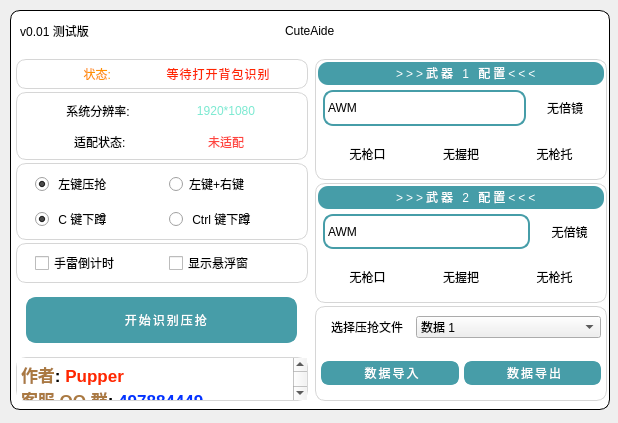
This is views/home.ui in Pupper0601/CuteAide as Qt 5 draws it before an edit. The edited form follows.
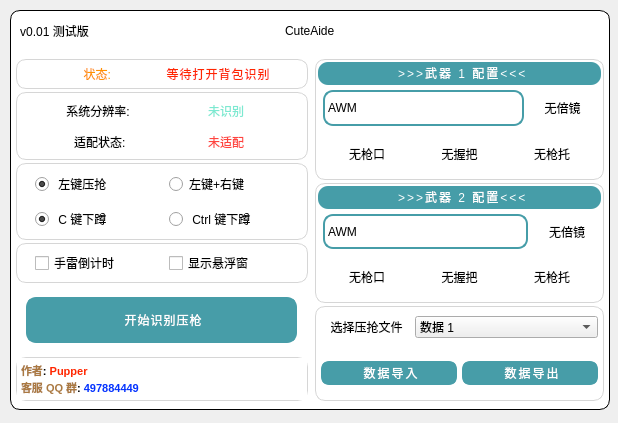
This is the edited form. Icons and pictures are not drawn.

```diff
--- a/views/home.ui
+++ b/views/home.ui
@@ -257,7 +257,7 @@
           </property>
           <layout class="QHBoxLayout" name="horizontalLayout_6">
            <property name="spacing">
-            <number>-1</number>
+            <number>6</number>
            </property>
            <property name="leftMargin">
             <number>12</number>
@@ -667,12 +667,12 @@
                    </property>
                    <property name="styleSheet">
                     <string notr="true">#label_2{
-	font: 700 18pt;
+	font: 700 16pt;
 	color: rgb(124, 233, 209)
 }</string>
                    </property>
                    <property name="text">
-                    <string>1920*1080</string>
+                    <string>未识别</string>
                    </property>
                    <property name="alignment">
                     <set>Qt::AlignmentFlag::AlignCenter</set>
@@ -775,7 +775,7 @@
                    </property>
                    <property name="styleSheet">
                     <string notr="true">#label_4{
-	font: 700 18pt;
+	font: 700 16pt;
 	color: rgb(255, 68, 63)
 }</string>
                    </property>
@@ -1277,12 +1277,12 @@
                 </property>
                 <property name="styleSheet">
                  <string notr="true">#pushButton_2{
-	font: 700 24pt ;
+	font: 700 20pt ;
 	background-color: rgb(71,157,168);
 	color: rgb(255,255,255);
 	border-radius: 10px;
 	border: 3px solid rgb(71,157,168);
-	letter-spacing: 2px;
+	letter-spacing: 1px;
 
 }
 
@@ -1293,7 +1293,7 @@
 </string>
                 </property>
                 <property name="text">
-                 <string>  开始识别压抢</string>
+                 <string> 开始识别压枪</string>
                 </property>
                 <property name="icon">
                  <iconset resource="../resource.qrc">
@@ -1386,9 +1386,9 @@
 hr { height: 1px; border-width: 0; }
 li.unchecked::marker { content: &quot;\2610&quot;; }
 li.checked::marker { content: &quot;\2612&quot;; }
-&lt;/style&gt;&lt;/head&gt;&lt;body style=&quot; font-family:'.AppleSystemUIFont'; font-size:13pt; font-weight:400; font-style:normal;&quot;&gt;
-&lt;p style=&quot; margin-top:0px; margin-bottom:0px; margin-left:0px; margin-right:0px; -qt-block-indent:0; text-indent:0px;&quot;&gt;&lt;span style=&quot; font-weight:700; color:#aa7942;&quot;&gt;作者&lt;/span&gt;&lt;span style=&quot; font-weight:700;&quot;&gt;: &lt;/span&gt;&lt;span style=&quot; font-weight:700; color:#ff2600;&quot;&gt;Pupper &lt;/span&gt;&lt;span style=&quot; font-weight:700;&quot;&gt;   &lt;/span&gt;&lt;/p&gt;
-&lt;p style=&quot; margin-top:0px; margin-bottom:0px; margin-left:0px; margin-right:0px; -qt-block-indent:0; text-indent:0px;&quot;&gt;&lt;span style=&quot; font-weight:700; color:#aa7942;&quot;&gt;客服 QQ 群&lt;/span&gt;&lt;span style=&quot; font-weight:700;&quot;&gt;: &lt;/span&gt;&lt;span style=&quot; font-weight:700; color:#0433ff;&quot;&gt;497884449&lt;/span&gt;&lt;/p&gt;&lt;/body&gt;&lt;/html&gt;</string>
+&lt;/style&gt;&lt;/head&gt;&lt;body style=&quot; font-family:'Microsoft YaHei UI'; font-size:9pt; font-weight:400; font-style:normal;&quot;&gt;
+&lt;p style=&quot; margin-top:0px; margin-bottom:0px; margin-left:0px; margin-right:0px; -qt-block-indent:0; text-indent:0px;&quot;&gt;&lt;span style=&quot; font-family:'.AppleSystemUIFont'; font-size:8pt; font-weight:700; color:#aa7942;&quot;&gt;作者&lt;/span&gt;&lt;span style=&quot; font-family:'.AppleSystemUIFont'; font-size:8pt; font-weight:700;&quot;&gt;: &lt;/span&gt;&lt;span style=&quot; font-family:'.AppleSystemUIFont'; font-size:8pt; font-weight:700; color:#ff2600;&quot;&gt;Pupper &lt;/span&gt;&lt;span style=&quot; font-family:'.AppleSystemUIFont'; font-size:8pt; font-weight:700;&quot;&gt;   &lt;/span&gt;&lt;/p&gt;
+&lt;p style=&quot; margin-top:0px; margin-bottom:0px; margin-left:0px; margin-right:0px; -qt-block-indent:0; text-indent:0px;&quot;&gt;&lt;span style=&quot; font-family:'.AppleSystemUIFont'; font-size:8pt; font-weight:700; color:#aa7942;&quot;&gt;客服 QQ 群&lt;/span&gt;&lt;span style=&quot; font-family:'.AppleSystemUIFont'; font-size:8pt; font-weight:700;&quot;&gt;: &lt;/span&gt;&lt;span style=&quot; font-family:'.AppleSystemUIFont'; font-size:8pt; font-weight:700; color:#0433ff;&quot;&gt;497884449&lt;/span&gt;&lt;/p&gt;&lt;/body&gt;&lt;/html&gt;</string>
                 </property>
                </widget>
               </item>
@@ -1417,7 +1417,7 @@
             <number>8</number>
            </property>
            <property name="rightMargin">
-            <number>2</number>
+            <number>5</number>
            </property>
            <property name="bottomMargin">
             <number>8</number>
@@ -1497,7 +1497,7 @@
                    </property>
                    <property name="sizeHint" stdset="0">
                     <size>
-                     <width>35</width>
+                     <width>10</width>
                      <height>20</height>
                     </size>
                    </property>
@@ -1520,13 +1520,13 @@
                    <property name="styleSheet">
                     <string notr="true">#pushButton{
 	border: none;
-	font: 500 14pt rgb(255, 255, 255);
+	font: 500 12pt rgb(255, 255, 255);
 	color: rgb(255, 255, 255);
-	letter-spacing: 3px;
+	letter-spacing: 2px;
 }</string>
                    </property>
                    <property name="text">
-                    <string>  &gt;&gt;&gt;武器 1 配置&lt;&lt;&lt;</string>
+                    <string> &gt;&gt;&gt;武器 1 配置&lt;&lt;&lt;</string>
                    </property>
                    <property name="icon">
                     <iconset resource="../resource.qrc">
@@ -1547,7 +1547,7 @@
                    </property>
                    <property name="sizeHint" stdset="0">
                     <size>
-                     <width>35</width>
+                     <width>10</width>
                      <height>20</height>
                     </size>
                    </property>
@@ -1908,13 +1908,13 @@
                    <property name="styleSheet">
                     <string notr="true">#pushButton_6{
 	border: none;
-	font: 500 14pt rgb(255, 255, 255);
+	font: 500 12pt rgb(255, 255, 255);
 	color: rgb(255, 255, 255);
-	letter-spacing: 3px;
+	letter-spacing: 2px;
 }</string>
                    </property>
                    <property name="text">
-                    <string>  &gt;&gt;&gt;武器 2 配置&lt;&lt;&lt;</string>
+                    <string> &gt;&gt;&gt;武器 2 配置&lt;&lt;&lt;</string>
                    </property>
                    <property name="iconSize">
                     <size>
@@ -2400,7 +2400,7 @@
                    </property>
                    <property name="styleSheet">
                     <string notr="true">#pushButton_7{
-	font: 700 16pt &quot;新宋体&quot;;
+	font: 700 14pt;
 	background-color: rgb(71,157,168);
 	color: rgb(255,255,255);
 	border-radius: 8px;
@@ -2447,7 +2447,7 @@
                    </property>
                    <property name="styleSheet">
                     <string notr="true">#pushButton_8{
-	font: 700 16pt &quot;新宋体&quot;;
+	font: 700 14pt ;
 	background-color: rgb(71,157,168);
 	color: rgb(255,255,255);
 	border-radius: 8px;
```
